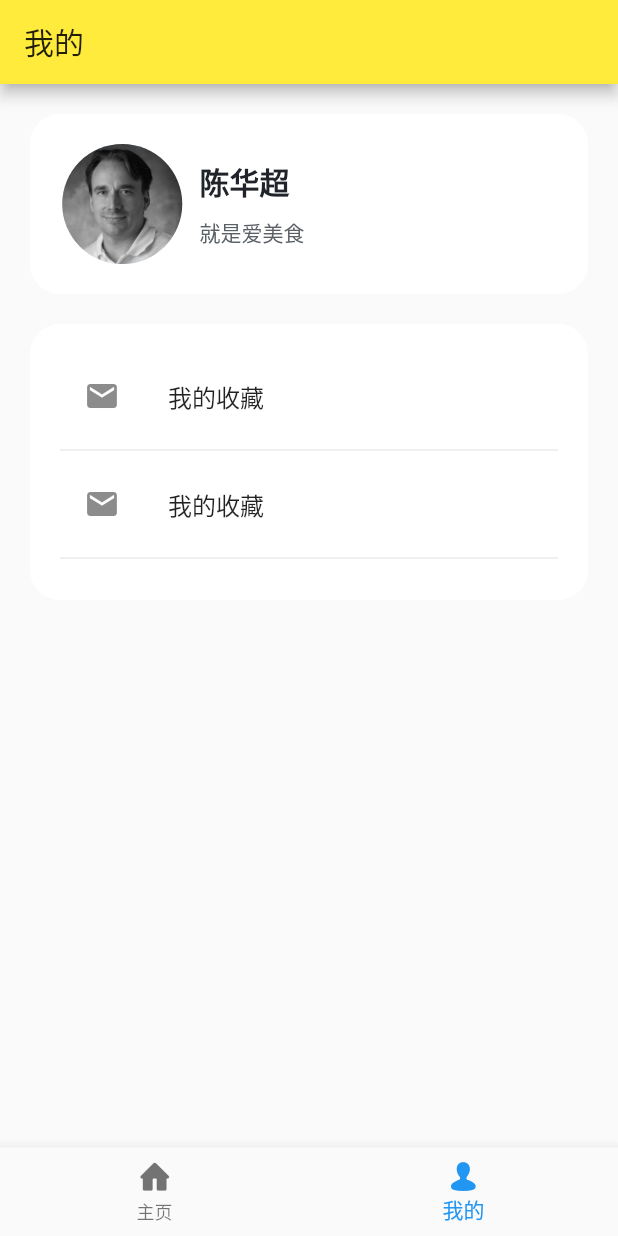
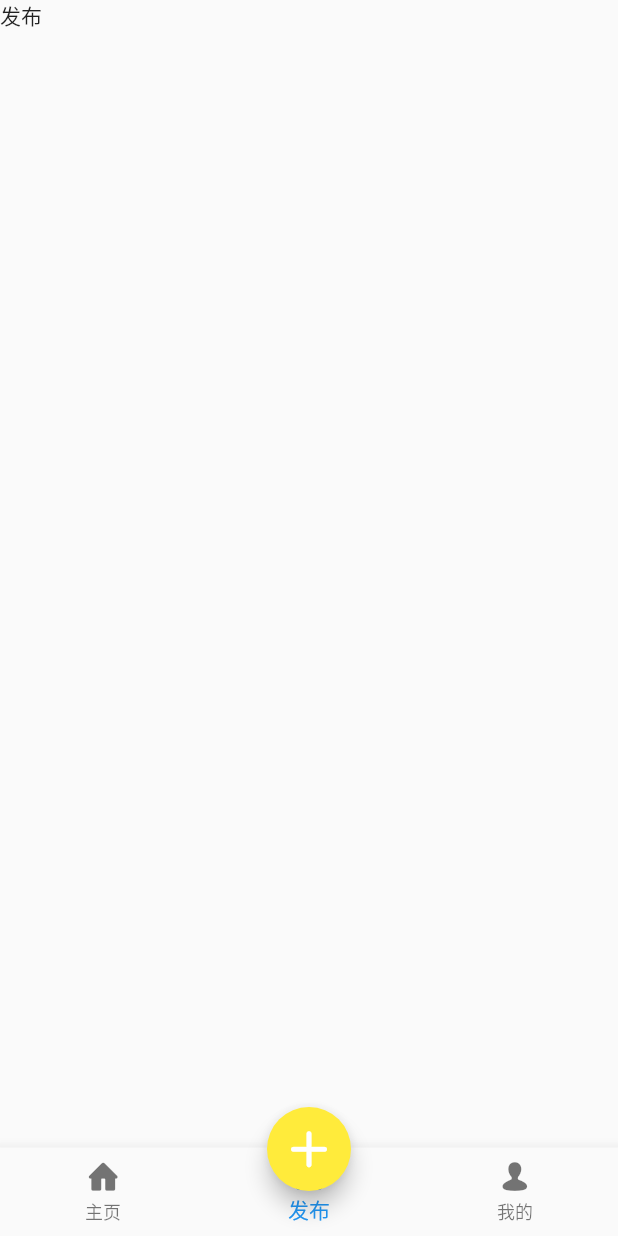
Before and after one commit to leizhu900516/weekFoods, a Flutter app: the screen it shows after launch, item 2 of the bottom bar chosen, on a phone screen of 412 x 824 dp. Run offline on Flutter 3.47's test engine with Material 2 defaults, Android fonts, the phone set to English and light mode, and no system bars.

Commit message:
底部导航栏添加类似闲鱼添加按钮

```diff
--- a/lib/pages/App.dart
+++ b/lib/pages/App.dart
@@ -3,6 +3,7 @@ import 'Home.dart';
 import 'My.dart';
 import 'FoodDetail.dart';
 import 'FoodsList.dart';
+import 'Publish.dart';
 /*
 * App主页
 * */
@@ -44,11 +45,19 @@ class _MyHomePageState extends State<MyHomePage> {
     super.initState();
     pages = <Widget>[
       HomePage(),
+      PublishFood(),
       MyItemsInfo(),
     ];
   }
 
-
+  void GoToPublish(){
+//    setState(() {
+//      this.pages=2;
+//    });
+    Navigator.of(context).push(MaterialPageRoute(builder: (_){
+      return PublishFood();
+    }));
+  }
   @override
   Widget build(BuildContext context) {
     // TODO: implement build
@@ -59,13 +68,19 @@ class _MyHomePageState extends State<MyHomePage> {
         splashColor: Colors.yellow,
       ),
 //      routes: ,
-      home: Scaffold(
+      home:Stack(
+        children: <Widget>[
+          Scaffold(
             body: pages[_tabIndex],
             bottomNavigationBar: BottomNavigationBar(
               items: <BottomNavigationBarItem>[
                 BottomNavigationBarItem(
                     icon: Icon(IconData(0xe615,fontFamily: 'AppIconFont')),//启用iconfont图标
                     title: Text("主页")
+                ),
+                BottomNavigationBarItem(
+                    icon: Icon(Icons.assessment),
+                    title: Text("发布")
                 ),
                 BottomNavigationBarItem(
                     icon: Icon(IconData(0xe616,fontFamily: 'AppIconFont')),
@@ -81,6 +96,19 @@ class _MyHomePageState extends State<MyHomePage> {
               },
             ) ,
           ),
+          Align(
+            child: Padding(
+                padding: EdgeInsets.only(bottom: 30.0),
+                child: FloatingActionButton(
+                  backgroundColor: Colors.yellow,
+                  child: Icon(IconData(0xe600,fontFamily: 'AppIconFont')),
+                  onPressed: GoToPublish,
+                ),
+            ),
+            alignment: Alignment.bottomCenter,
+          )
+        ],
+      ),
     );
   }
 }
--- /dev/null
+++ b/lib/pages/Publish.dart
@@ -0,0 +1,20 @@
+import 'package:flutter/material.dart';
+
+class PublishFood extends StatefulWidget{
+
+  @override
+  _PublishFoodState createState() => _PublishFoodState();
+}
+
+class _PublishFoodState extends State<PublishFood>{
+  @override
+  Widget build(BuildContext context) {
+    // TODO: implement build
+    return Scaffold(
+      body: Container(
+        child: Text("发布"),
+      ),
+    );
+  }
+
+}
```
Also changed, not shown: static/iconfont/iconfont.ttf. Lines whose indentation alone changed are shown as unchanged.
